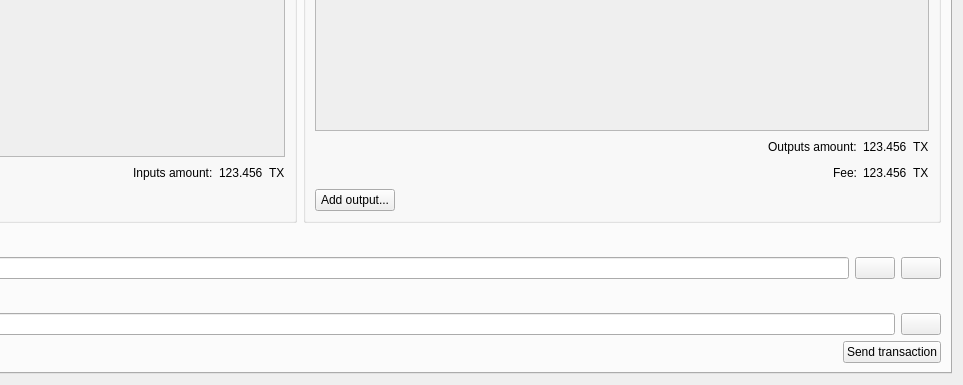
Above: src/qt/forms/multisigdialog.ui from LUX-Core/lux before the change; both pictures show x 364 to 1327 and y 210 to 595 of the 1327 by 595 pixel window. Below: the same form after it.
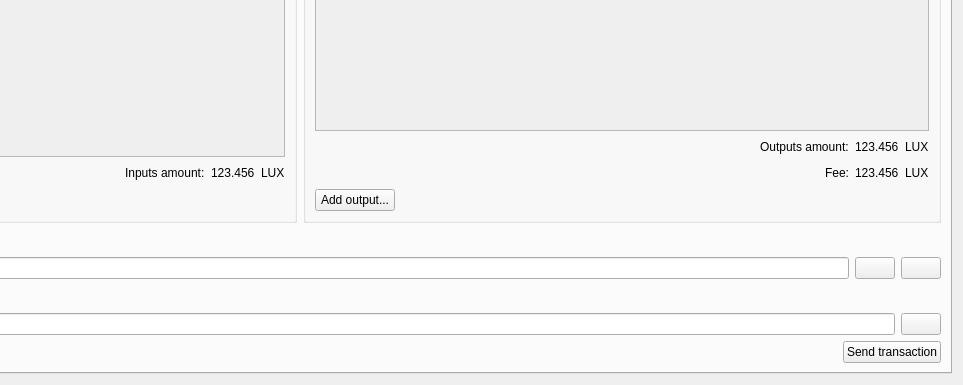
That is the form after the change. The open tabs and pages were chosen to show the change. Icons and pictures are not drawn.

Diff of the .ui file:
```diff
--- a/src/qt/forms/multisigdialog.ui
+++ b/src/qt/forms/multisigdialog.ui
@@ -379,7 +379,7 @@
                 <item>
                  <widget class="QLabel" name="label">
                   <property name="text">
-                   <string>TX</string>
+                   <string>LUX</string>
                   </property>
                  </widget>
                 </item>
@@ -498,7 +498,7 @@
                 <item>
                  <widget class="QLabel" name="label_2">
                   <property name="text">
-                   <string>TX</string>
+                   <string>LUX</string>
                   </property>
                  </widget>
                 </item>
@@ -536,7 +536,7 @@
                 <item>
                  <widget class="QLabel" name="label_3">
                   <property name="text">
-                   <string>TX</string>
+                   <string>LUX</string>
                   </property>
                  </widget>
                 </item>
```
